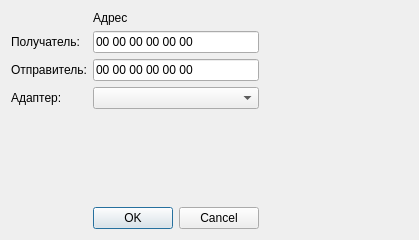
This is SDKmanager/settings.ui in simakvladimir/qt-projects as Qt 5 draws it before an edit. The edited form follows.
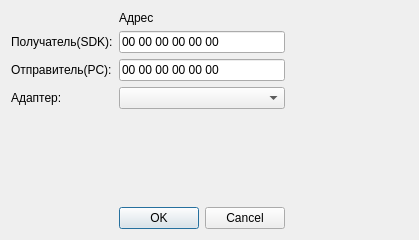
This is the edited form.

Patch:
```diff
--- a/SDKmanager/settings.ui
+++ b/SDKmanager/settings.ui
@@ -37,14 +37,14 @@
    <item row="2" column="0">
     <widget class="QLabel" name="label_2">
      <property name="text">
-      <string>Отправитель:</string>
+      <string>Отправитель(PC):</string>
      </property>
     </widget>
    </item>
    <item row="1" column="0">
     <widget class="QLabel" name="label_3">
      <property name="text">
-      <string>Получатель:</string>
+      <string>Получатель(SDK):</string>
      </property>
     </widget>
    </item>
```
